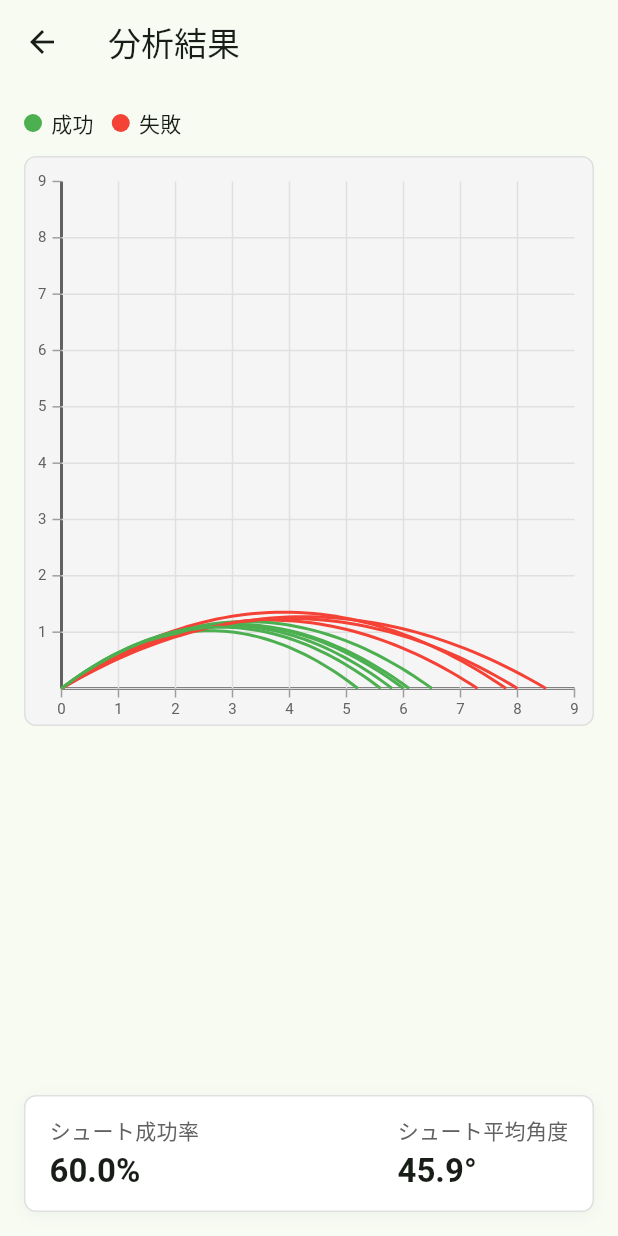
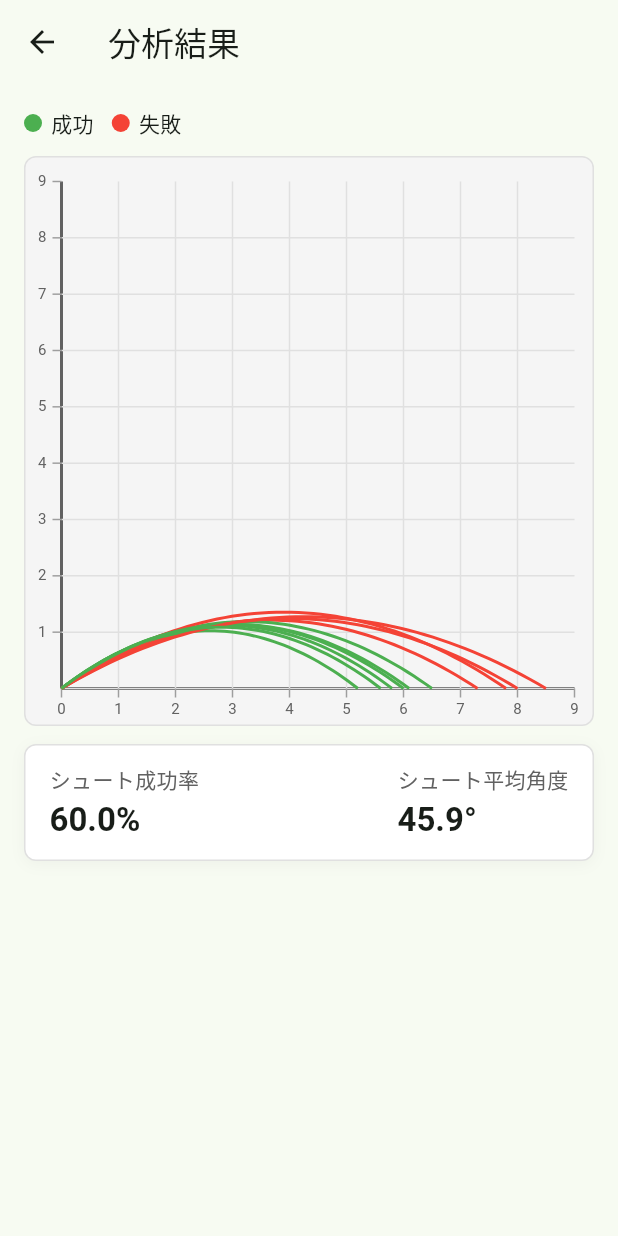
Before and after one commit to miyakp098/shot_trace_app, a Flutter app: the AnalysisResultScreen screen opened directly, on a phone screen of 412 x 824 dp. Run offline on Flutter 3.47's test engine with Material 3 defaults, Android fonts, the light colour scheme and no system bars; our stand-ins replace camera, flutter_svg, gallery_saver; project files that could hold a hidden picture were left out.

Commit message:
レイアウト修正

```diff
--- a/lib/screens/analysis/analysis_result_screen.dart
+++ b/lib/screens/analysis/analysis_result_screen.dart
@@ -47,6 +47,7 @@ class _AnalysisResultScreenState extends State<AnalysisResultScreen> {
             return Center(child: Text('読み込みエラー: ${snapshot.error}'));
           }
           final summary = snapshot.data!;
+          final media = MediaQuery.of(context);
           return Padding(
             padding: const EdgeInsets.all(16),
             child: Column(
@@ -61,11 +62,35 @@ class _AnalysisResultScreenState extends State<AnalysisResultScreen> {
                   ],
                 ),
                 const SizedBox(height: 12),
+                // グラフは固定（スクロールさせない）
+                LayoutBuilder(
+                  builder: (context, constraints) {
+                    // 画面幅に合わせつつ、縦が厳しい端末では高さを抑える
+                    final maxByWidth = constraints.maxWidth;
+                    final maxByHeight = media.size.height * 0.50;
+                    final side = math.min(maxByWidth, maxByHeight);
+
+                    return Align(
+                      alignment: Alignment.topCenter,
+                      child: SizedBox(
+                        width: side,
+                        height: side,
+                        child: ParabolaGraph(shots: summary.shots),
+                      ),
+                    );
+                  },
+                ),
+                const SizedBox(height: 12),
+                // 統計は下部だけスクロール
                 Expanded(
-                  child: ParabolaGraph(shots: summary.shots),
+                  child: SafeArea(
+                    top: false,
+                    child: SingleChildScrollView(
+                      padding: const EdgeInsets.only(bottom: 8),
+                      child: _StatsRow(summary: summary),
+                    ),
+                  ),
                 ),
-                const SizedBox(height: 16),
-                _StatsRow(summary: summary),
               ],
             ),
           );
```
